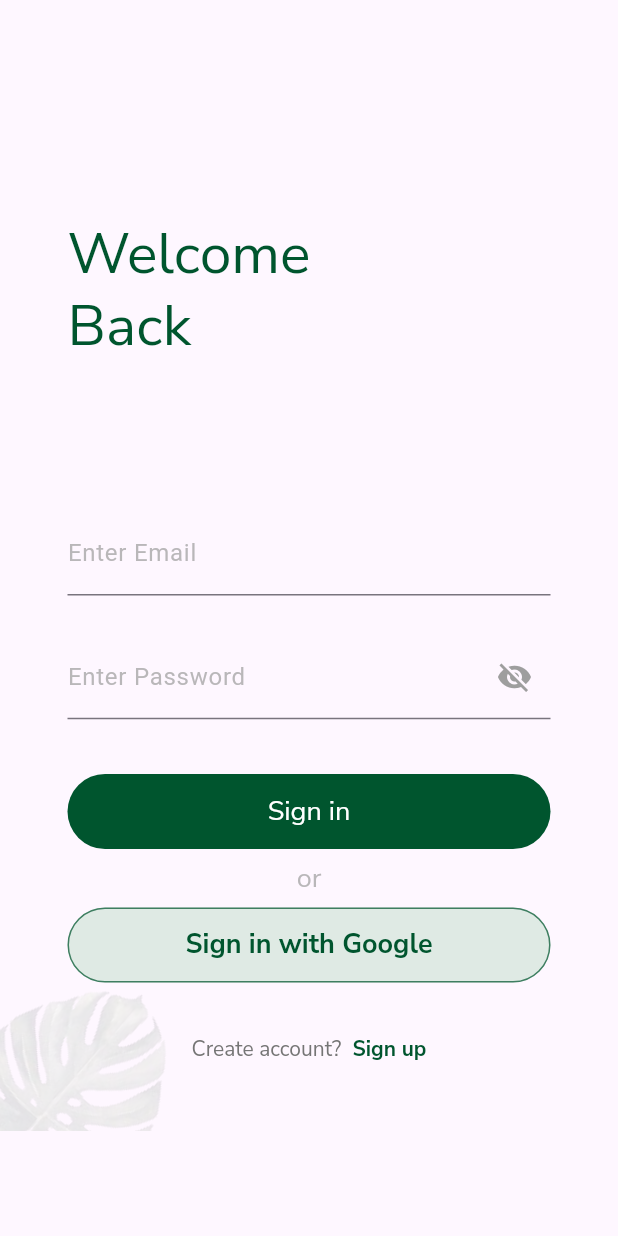
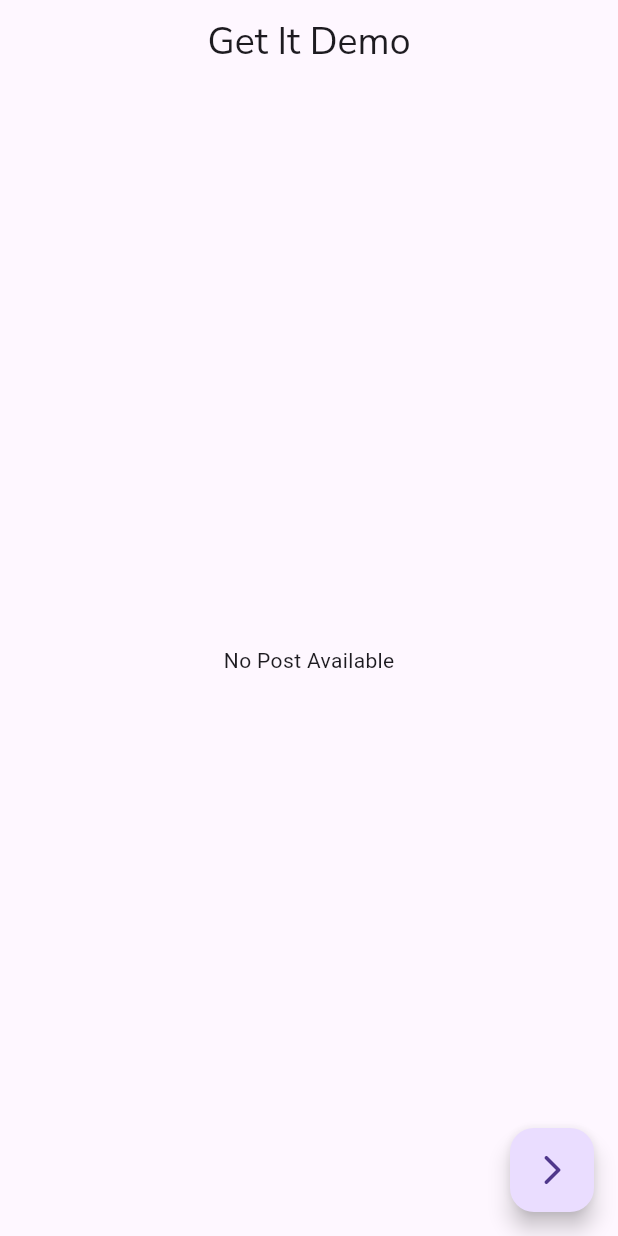
Before and after one commit to Ronakmewara/sign, a Flutter app: the screen it shows after launch, on a phone screen of 412 x 824 dp. Run offline on Flutter 3.47's test engine with Material 3 defaults, Android fonts, the phone set to English and light mode, and no system bars; drawn by our look-alikes of flutter_form_builder; our stand-ins replace bloc, cached_network_image, device_preview, dio, flutter_bloc, form_builder_validators and 9 more; missing offline and left inert: drag_and_drop_lists, month_year_picker; accounts and stored records are empty; generated files the repository leaves out were written again.

Commit message:
Packages_ work

```diff
--- a/lib/Module/blocloginapi/ui/loginform.dart
+++ b/lib/Module/blocloginapi/ui/loginform.dart
@@ -93,8 +93,8 @@ class _LoginFormState extends State<LoginFormNew> {
                                   BlocProvider.of<LoginBloc>(context).add(LoginWithApi(userName: userName, password: password));
                                 }
                               },
-                              child: const CustomButton(
-                                text: 'Sign in',
+                              child:  CustomButton(
+                                text: 'Sign in',color: primaryColor,
                               )),
                         ),
                       ])),
@@ -123,7 +123,7 @@ class _LoginFormState extends State<LoginFormNew> {
                       } else if (state is ErrorState) {
                         return Text(state.message);
                       }
-                      return SizedBox();
+                      return const SizedBox();
                     }),
               ]),
             );
--- a/lib/Module/freezed_demo/freezed_demo.dart
+++ /dev/null
@@ -1,12 +0,0 @@
-import 'package:freezed_annotation/freezed_annotation.dart';
-
-part 'freezed_demo.freezed.dart';
-part 'freezed_demo.g.dart'
-
-@freezed
-abstract class User with _$User{
-  const factory User({required String firstName , required String lastName , required String email , @Default(false) bool isActive}) = _User;
-
-
-  factory User.fromJson(Map<String , dynamic>json) => _$UserFromJson(json);
-}
--- /dev/null
+++ b/lib/Module/get_it_demo/locator.dart
@@ -0,0 +1,8 @@
+import 'package:get_it/get_it.dart';
+import 'package:signup_page/Module/get_it_demo/repo/post_repo.dart';
+
+final locator = GetIt.instance;
+
+void setupLocator(){
+  locator.registerLazySingleton(() => PostRepo());
+}
--- /dev/null
+++ b/lib/Module/get_it_demo/model/post_model.dart
@@ -0,0 +1,14 @@
+
+import 'package:json_annotation/json_annotation.dart';
+part 'post_model.g.dart';
+@JsonSerializable()
+class PostModel{
+int? id;
+String? title;
+String? url;
+
+PostModel({ this.id , this.title , this.url});
+
+factory PostModel.fromJson(Map<String , dynamic>json) => _$PostModelFromJson(json);
+
+}
--- /dev/null
+++ b/lib/Module/get_it_demo/repo/post_repo.dart
@@ -0,0 +1,15 @@
+import 'dart:convert';
+
+import '../model/post_model.dart';
+import 'package:http/http.dart' as http;
+
+class PostRepo{
+
+  Future<PostModel> getPosts(page)async{
+    var response = await http.get(Uri.parse("https://jsonplaceholder.typicode.com/photos/$page"));
+    var post = jsonDecode(response.body);
+    return PostModel.fromJson(post);
+
+  }
+
+}
--- /dev/null
+++ b/lib/Module/get_it_demo/ui/show_post_ui.dart
@@ -0,0 +1,67 @@
+import 'package:flutter/cupertino.dart';
+import 'package:flutter/material.dart';
+import 'package:hive/hive.dart';
+import 'package:signup_page/Module/get_it_demo/locator.dart';
+import 'package:signup_page/Module/get_it_demo/model/post_model.dart';
+import 'package:signup_page/Module/get_it_demo/repo/post_repo.dart';
+
+class ShowPostWithGetIt extends StatefulWidget {
+  const ShowPostWithGetIt({super.key});
+
+  @override
+  State<ShowPostWithGetIt> createState() => _ShowPostWithGetItState();
+}
+
+class _ShowPostWithGetItState extends State<ShowPostWithGetIt> {
+  PostModel? post;
+  int page = 1;
+
+  Future<void> _getPost() async {
+
+    PostModel newPost = await locator.get<PostRepo>().getPosts(page);
+    setState(() {
+      post = newPost;
+      page++;
+    });
+  }
+
+  @override
+  Widget build(BuildContext context) {
+    return Scaffold(
+      appBar: AppBar(
+        centerTitle: true,
+        title: const Text(
+          'Get It Demo',
+          style: TextStyle(fontSize: 25),
+        ),
+      ),
+      body: post == null
+          ? const Center(child: Text('No Post Available'))
+          : Center(
+              child: Column(
+                mainAxisAlignment: MainAxisAlignment.center,
+                children: [
+                  Text(
+                    '""${post?.title ?? ""}""',
+                    style: const TextStyle(
+                        fontSize: 20, fontStyle: FontStyle.italic),
+                    textAlign: TextAlign.center,
+                  ),
+                  const SizedBox(height: 30),
+                  Container(
+                      decoration: BoxDecoration(
+                          borderRadius: BorderRadius.circular(30)),
+                      height: 100,
+                      width: 100,
+                      child: Image.network(post?.url ?? ""))
+                ],
+              ),
+            ),
+      floatingActionButton: FloatingActionButton(
+        onPressed: _getPost,
+        tooltip: "showPost",
+        child: const Icon(Icons.arrow_forward_ios_rounded),
+      ),
+    );
+  }
+}
--- /dev/null
+++ b/lib/Module/retrofit_demo/api_helper/api_helper.dart
@@ -0,0 +1,24 @@
+
+import 'package:dio/dio.dart';
+import 'package:retrofit/http.dart';
+import 'package:json_annotation/json_annotation.dart';
+part 'api_helper.g.dart';
+
+@RestApi(baseUrl: "https://jsonplaceholder.typicode.com/")
+abstract class RestClient{
+factory RestClient(Dio dio) = _RestClient;
+
+@GET("/posts")
+  Future<List<PostModel>> getPosts();
+}
+
+@JsonSerializable()
+class PostModel{
+  int id;
+  String title;
+  String body;
+
+  PostModel({required this.id , required this.body , required this.title});
+
+  factory PostModel.fromJson(Map<String , dynamic> json) => _$PostModelFromJson(json);
+}
--- a/lib/common/custom_button/custom_button.dart
+++ b/lib/common/custom_button/custom_button.dart
@@ -3,13 +3,14 @@ import 'package:flutter/material.dart';
 import '../../theme/theme.dart';
 
 class CustomButton extends StatelessWidget {
-  const CustomButton({super.key, required this.text});
+  const CustomButton({super.key, required this.text, required this.color , });
   final String text;
+  final Color color;
   @override
   Widget build(BuildContext context) {
     return   Container(
       decoration: BoxDecoration(
-          color: primaryColor,
+          color: color,
           borderRadius: BorderRadius.circular(40)),
       height: 50,
       width: 400,
--- a/lib/main.dart
+++ b/lib/main.dart
@@ -2,12 +2,18 @@ import 'package:device_preview/device_preview.dart';
 import 'package:flutter/material.dart';
 import 'package:hive_flutter/adapters.dart';
 import 'package:month_year_picker/month_year_picker.dart';
+import 'package:signup_page/Module/get_it_demo/locator.dart';
 import 'package:signup_page/presentation/login/login.dart';
 import 'package:signup_page/presentation/mainpagewithbar/mainpagewithbar.dart';
 import 'package:signup_page/theme/theme.dart';
 import 'package:sizer/sizer.dart';
 
+import 'Module/freezed_demo/ui/userlist_screen.dart';
+import 'Module/get_it_demo/ui/show_post_ui.dart';
+
+
 void main() async {
+  setupLocator();
   await Hive.initFlutter();
   runApp(DevicePreview(
     enabled: true,
@@ -22,7 +28,7 @@ class MyApp extends StatelessWidget {
   Widget build(BuildContext context) {
     return Sizer(builder: (context, orientation, deviceType) {
       return MaterialApp(
-            localizationsDelegates: [
+            localizationsDelegates: const [
               // GlobalMaterialLocalizations.delegate,
               MonthYearPickerLocalizations.delegate
             ],
@@ -31,7 +37,7 @@ class MyApp extends StatelessWidget {
             debugShowCheckedModeBanner: false,
             title: 'Signup Page',
             theme: theme(),
-            home: const LoginPage()
+            home: const ShowPostWithGetIt()
       );
     });
 
--- a/lib/presentation/login/login_form/login_form.dart
+++ b/lib/presentation/login/login_form/login_form.dart
@@ -122,8 +122,8 @@ class _LoginFormState extends State<LoginForm> {
                       }
                     }
                   },
-                  child: const CustomButton(
-                    text: 'Sign in',
+                  child:  CustomButton(
+                    text: 'Sign in', color: primaryColor,
                   )),
             ),
             Text(
--- a/lib/presentation/signup/signup.dart
+++ b/lib/presentation/signup/signup.dart
@@ -334,8 +334,8 @@ class SignupState extends State<Signup> {
                                                 Text('Signup Successfully!')));
                                   }
                                 },
-                                child: const CustomButton(
-                                  text: 'Sign up',
+                                child:  CustomButton(
+                                  text: 'Sign up', color: primaryColor,
                                 )),
                           ),
 
--- a/pubspec.yaml
+++ b/pubspec.yaml
@@ -54,6 +54,9 @@ dependencies:
   drag_and_drop_lists: ^0.3.3
   freezed_annotation: ^2.4.1
   json_annotation: ^4.8.1
+  get_it: ^7.6.7
+  retrofit: ^3.3.1
+  dio: ^4.0.6
 dev_dependencies:
   flutter_test:
     sdk: flutter
@@ -67,6 +70,7 @@ dev_dependencies:
   freezed: ^2.4.7
   build_runner: ^2.4.8
   json_serializable: ^6.7.1
+  retrofit_generator: ^4.2.0
 
 # For information on the generic Dart part of this file, see the
 # following page: https://dart.dev/tools/pub/pubspec
```
Also changed, not shown: lib/Module/freezed_demo/ui/userlist_screen.dart (added, +75 -0 lines), lib/Module/retrofit_demo/ui/retrofit_ui.dart (added, +42 -0 lines), lib/Module/freezed_demo/generated/freezed_demo.dart (added), lib/Module/freezed_demo/generated/freezed_demo.freezed.dart (added), lib/Module/freezed_demo/generated/freezed_demo.g.dart (added), lib/Module/get_it_demo/model/post_model.g.dart (added), lib/Module/retrofit_demo/api_helper/api_helper.g.dart (added), pubspec.lock.
